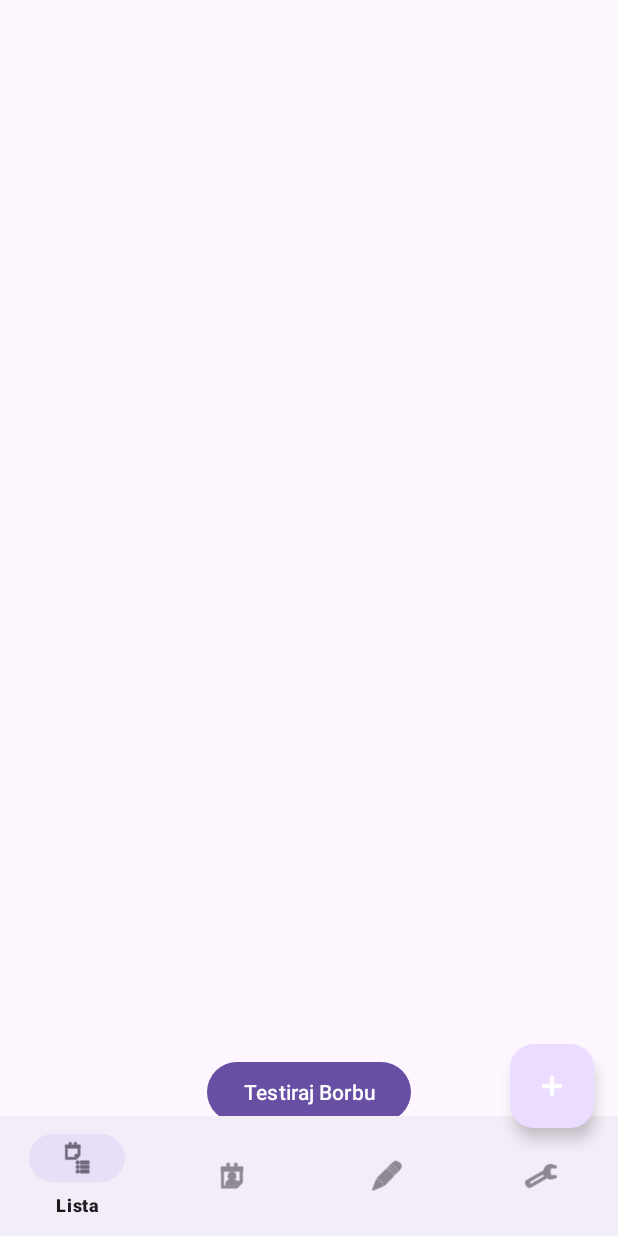
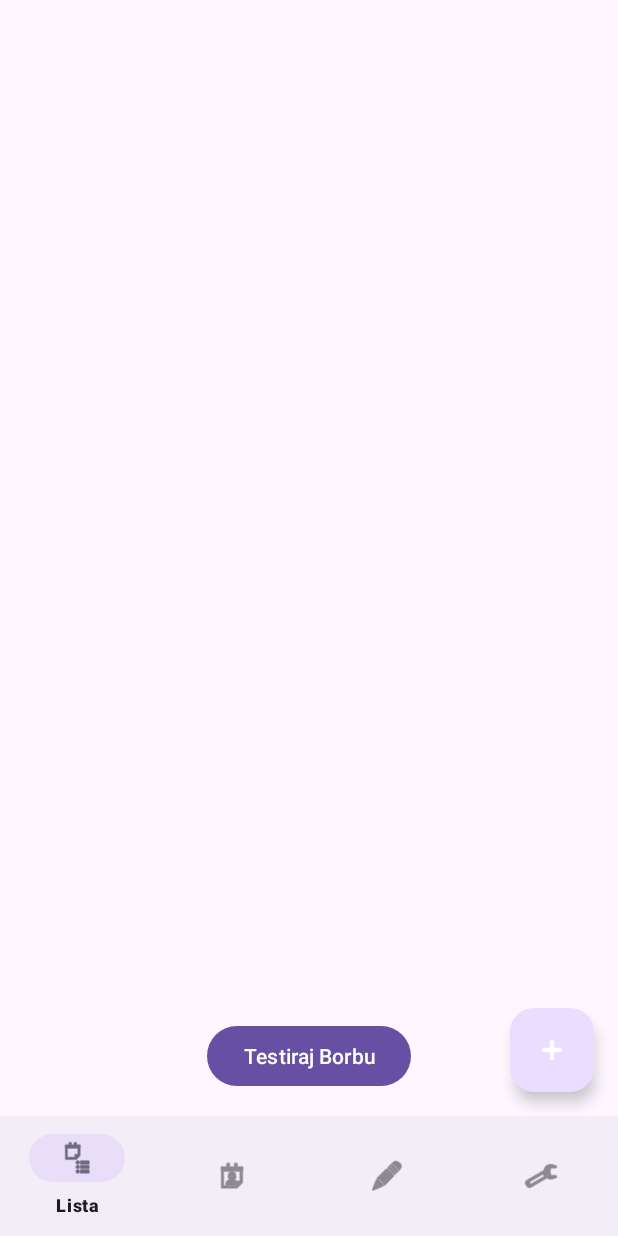
Before and after one commit to nikola-andric123/e2-ma-tim22-2025, an Android app: the layout activity_main.xml on its own in the app's theme, with its tools: preview values and no code run, on a phone screen of 412 x 824 dp. Run offline under Robolectric (Android 15) with nearby library versions, the phone set to English and light mode, and no system bars.

Commit message:
fix:button for fight start

```diff
--- a/app/src/main/res/layout/activity_main.xml
+++ b/app/src/main/res/layout/activity_main.xml
@@ -23,22 +23,26 @@
         android:layout_width="wrap_content"
         android:layout_height="wrap_content"
         android:layout_alignParentEnd="true"
-        android:layout_alignParentBottom="true"
-        android:layout_marginEnd="16dp"
-        android:layout_marginBottom="72dp"
         android:clickable="true"
         android:focusable="true"
+        android:contentDescription="Dodaj novi zadatak"
         android:src="@android:drawable/ic_input_add"
         app:tint="@android:color/white"
-        android:contentDescription="Dodaj novi zadatak" />
+
+        android:layout_above="@id/bottom_navigation"
+        android:layout_marginEnd="16dp"
+        android:layout_marginBottom="16dp"
+        />
 
     <Button
         android:id="@+id/test_borba_dugme"
         android:layout_width="wrap_content"
         android:layout_height="wrap_content"
-        android:layout_alignParentBottom="true"
         android:layout_centerHorizontal="true"
-        android:layout_marginBottom="72dp"
-        android:text="Testiraj Borbu" />
+        android:text="Testiraj Borbu"
+
+        android:layout_above="@id/bottom_navigation"
+        android:layout_marginBottom="16dp"
+        />
 
 </RelativeLayout>
```
